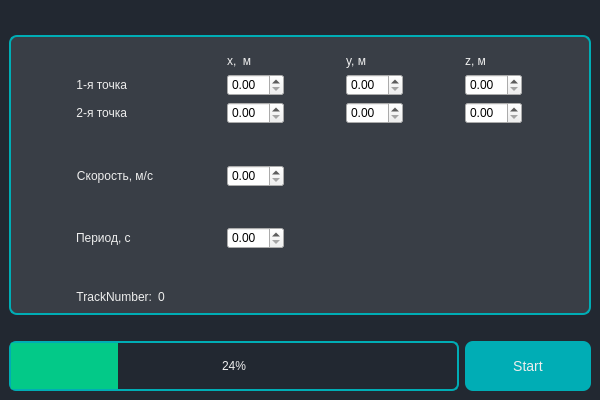
DmB0l/LandingImitator, file Imitator/mainwindow.ui: the form before one commit.
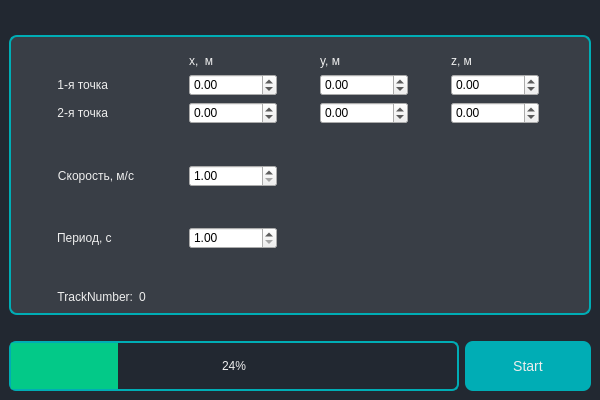
The form after the commit.

Patch:
```diff
--- a/Imitator/mainwindow.ui
+++ b/Imitator/mainwindow.ui
@@ -163,10 +163,24 @@
         </widget>
        </item>
        <item row="4" column="1">
-        <widget class="QDoubleSpinBox" name="DSB_speed"/>
+        <widget class="QDoubleSpinBox" name="DSB_speed">
+         <property name="minimum">
+          <double>1.000000000000000</double>
+         </property>
+         <property name="maximum">
+          <double>1000.990000000000009</double>
+         </property>
+        </widget>
        </item>
        <item row="6" column="1">
-        <widget class="QDoubleSpinBox" name="DSB_period"/>
+        <widget class="QDoubleSpinBox" name="DSB_period">
+         <property name="minimum">
+          <double>1.000000000000000</double>
+         </property>
+         <property name="maximum">
+          <double>10.000000000000000</double>
+         </property>
+        </widget>
        </item>
        <item row="0" column="3">
         <widget class="QLabel" name="L_z">
@@ -182,13 +196,37 @@
         </widget>
        </item>
        <item row="2" column="3">
-        <widget class="QDoubleSpinBox" name="DSB_secondZ"/>
+        <widget class="QDoubleSpinBox" name="DSB_secondZ">
+         <property name="minimum">
+          <double>-100000.000000000000000</double>
+         </property>
+         <property name="value">
+          <double>0.000000000000000</double>
+         </property>
+        </widget>
        </item>
        <item row="2" column="1">
-        <widget class="QDoubleSpinBox" name="DSB_secondX"/>
+        <widget class="QDoubleSpinBox" name="DSB_secondX">
+         <property name="minimum">
+          <double>-100000.000000000000000</double>
+         </property>
+         <property name="maximum">
+          <double>100000.990000000005239</double>
+         </property>
+         <property name="value">
+          <double>0.000000000000000</double>
+         </property>
+        </widget>
        </item>
        <item row="1" column="2">
-        <widget class="QDoubleSpinBox" name="DSB_firstY"/>
+        <widget class="QDoubleSpinBox" name="DSB_firstY">
+         <property name="minimum">
+          <double>-100000.000000000000000</double>
+         </property>
+         <property name="value">
+          <double>0.000000000000000</double>
+         </property>
+        </widget>
        </item>
        <item row="3" column="1">
         <spacer name="verticalSpacer_3">
@@ -204,7 +242,14 @@
         </spacer>
        </item>
        <item row="1" column="1">
-        <widget class="QDoubleSpinBox" name="DSB_firstX"/>
+        <widget class="QDoubleSpinBox" name="DSB_firstX">
+         <property name="minimum">
+          <double>-100000.000000000000000</double>
+         </property>
+         <property name="maximum">
+          <double>100000.990000000005239</double>
+         </property>
+        </widget>
        </item>
        <item row="8" column="0">
         <layout class="QHBoxLayout" name="horizontalLayout">
@@ -244,7 +289,14 @@
         </widget>
        </item>
        <item row="1" column="3">
-        <widget class="QDoubleSpinBox" name="DSB_firstZ"/>
+        <widget class="QDoubleSpinBox" name="DSB_firstZ">
+         <property name="minimum">
+          <double>-100000.000000000000000</double>
+         </property>
+         <property name="value">
+          <double>0.000000000000000</double>
+         </property>
+        </widget>
        </item>
        <item row="0" column="1">
         <widget class="QLabel" name="L_x">
@@ -292,7 +344,14 @@
         </widget>
        </item>
        <item row="2" column="2">
-        <widget class="QDoubleSpinBox" name="DSB_secondY"/>
+        <widget class="QDoubleSpinBox" name="DSB_secondY">
+         <property name="minimum">
+          <double>-100000.000000000000000</double>
+         </property>
+         <property name="value">
+          <double>0.000000000000000</double>
+         </property>
+        </widget>
        </item>
        <item row="5" column="1">
         <spacer name="verticalSpacer_4">
```
